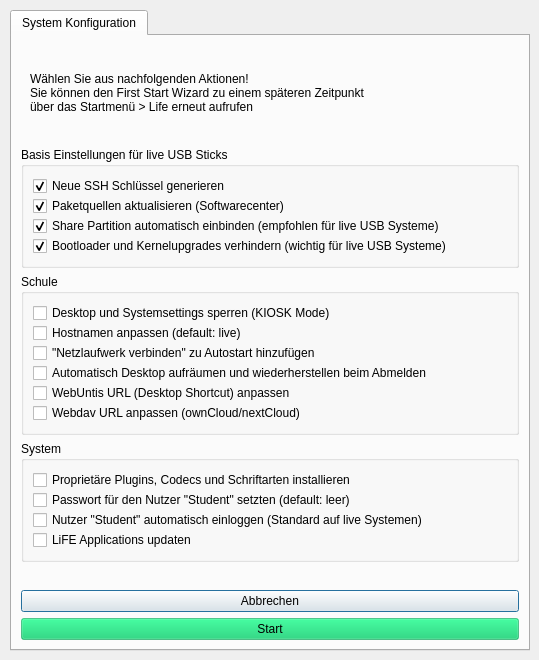
Before: the Qt Designer form firststart.ui in valueerrorx/life-firststart, drawn with Qt 5.
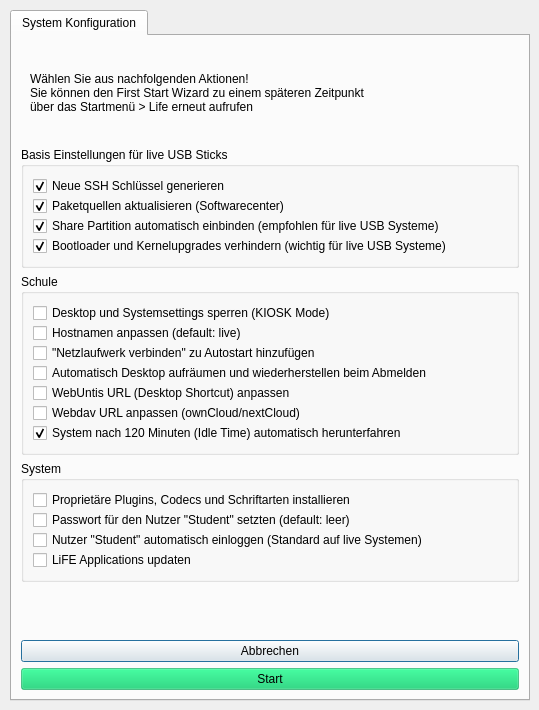
After: the same form once the commit is applied. Icons and pictures are not drawn.

```diff
--- a/firststart.ui
+++ b/firststart.ui
@@ -8,7 +8,7 @@
     <x>0</x>
     <y>0</y>
     <width>539</width>
-    <height>660</height>
+    <height>710</height>
    </rect>
   </property>
   <property name="sizePolicy">
@@ -35,7 +35,7 @@
      <x>10</x>
      <y>10</y>
      <width>520</width>
-     <height>641</height>
+     <height>691</height>
     </rect>
    </property>
    <property name="minimumSize">
@@ -352,6 +352,16 @@
           </property>
          </widget>
         </item>
+        <item>
+         <widget class="QCheckBox" name="savepower">
+          <property name="text">
+           <string>System nach 120 Minuten (Idle Time) automatisch herunterfahren</string>
+          </property>
+          <property name="checked">
+           <bool>true</bool>
+          </property>
+         </widget>
+        </item>
        </layout>
       </widget>
      </item>
```
Left out of the diff: 2 changed lines with no effect on the pictures.
